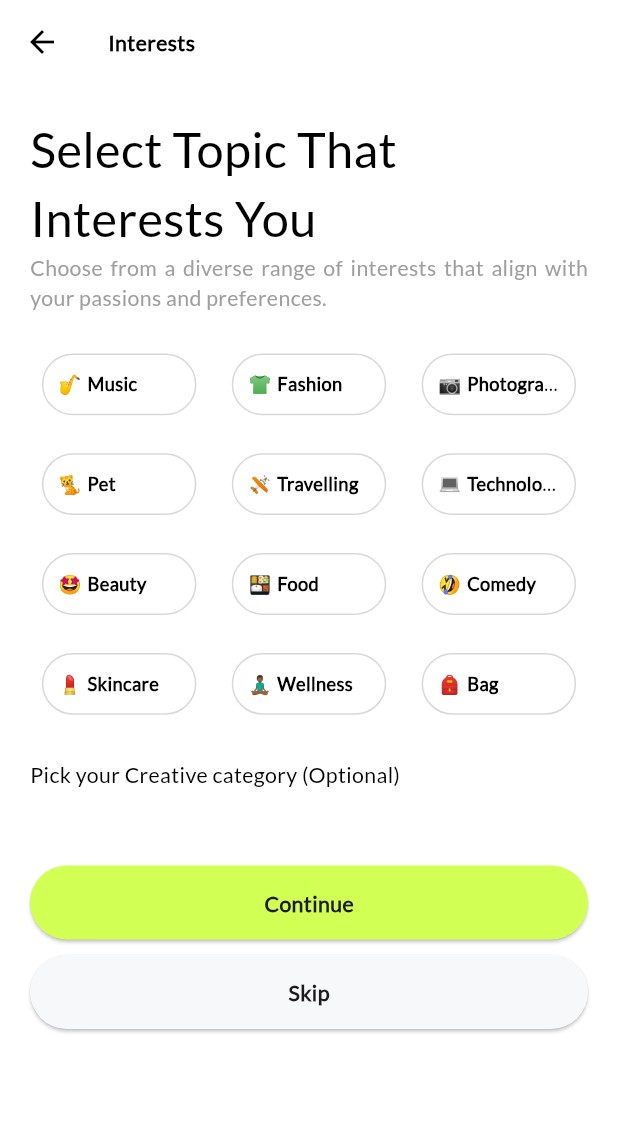
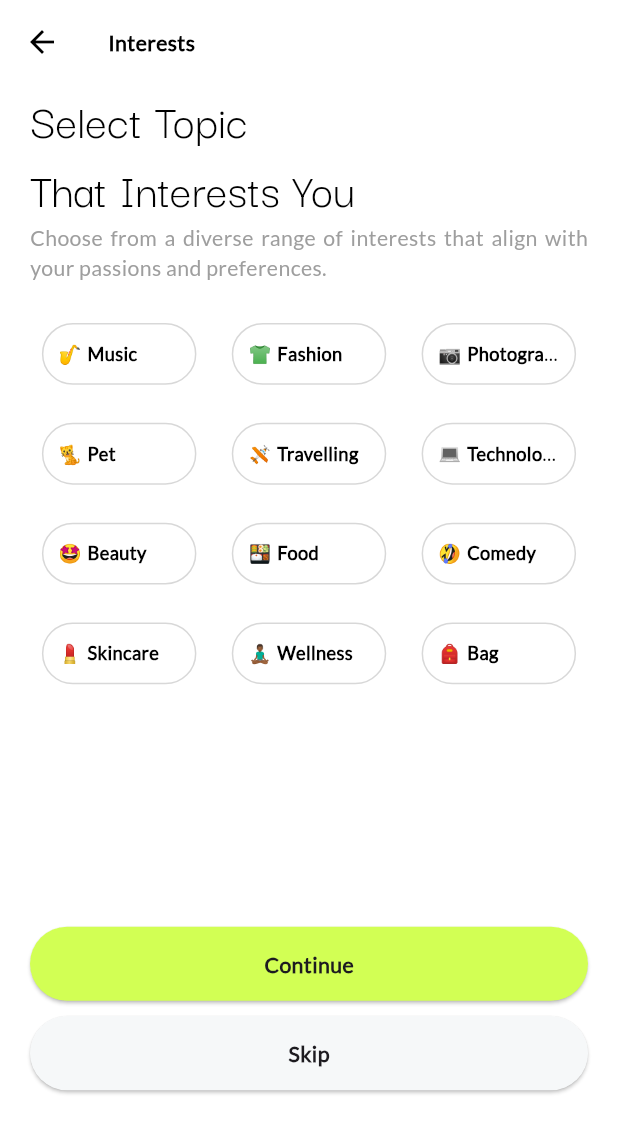
Before and after one commit to Olamidotune/Rootscards, a Flutter app: the InterestScreen screen opened by its route, on a phone screen of 412 x 824 dp. Shown: the top 1133 px of the screen. Run offline on Flutter 3.47's test engine with Material 3 defaults, Android fonts, the phone set to English and light mode, and no system bars; our stand-ins replace bloc, carousel_slider, device_info_plus, email_validator, equatable, flutter_bloc and 6 more; accounts and stored records are empty.

Commit message:
chore: added the DarkerGrotesque font

```diff
--- a/lib/src/presentation/screens/auth/otp.dart
+++ b/lib/src/presentation/screens/auth/otp.dart
@@ -95,7 +95,7 @@ class _OtpScreenState extends State<OtpScreen> {
                   Text(
                     "Enter Confirmation Code",
                     style: Theme.of(context).textTheme.headlineLarge!.copyWith(
-                        fontFamily: "LoveYaLikeASister", fontSize: 28.sp),
+                        fontFamily: "DarkerGrotesque", fontSize: 28.sp),
                     textAlign: TextAlign.center,
                     maxLines: 1,
                   ),
--- a/lib/src/presentation/screens/auth/password/forgot_password.dart
+++ b/lib/src/presentation/screens/auth/password/forgot_password.dart
@@ -92,7 +92,7 @@ class _ForgotPasswordScreenState extends State<ForgotPasswordScreen> {
                       Text(
                         "Reset Your Password",
                         style: context.textTheme.headlineLarge!.copyWith(
-                            fontFamily: "LoveYaLikeASister", fontSize: 32.sp),
+                            fontFamily: "DarkerGrotesque", fontSize: 32.sp),
                         textAlign: TextAlign.center,
                         maxLines: 1,
                       ),
--- a/lib/src/presentation/screens/auth/password/password_recovery.dart
+++ b/lib/src/presentation/screens/auth/password/password_recovery.dart
@@ -72,7 +72,7 @@ class _PasswordRecoveryState extends State<PasswordRecovery> {
                       Text(
                         "Password Recovery",
                         style: context.textTheme.headlineLarge!.copyWith(
-                            fontFamily: "LoveYaLikeASister", fontSize: 32.sp),
+                            fontFamily: "DarkerGrotesque", fontSize: 32.sp),
                         textAlign: TextAlign.center,
                         maxLines: 1,
                       ),
--- a/lib/src/presentation/screens/auth/sign_in/sign_in.dart
+++ b/lib/src/presentation/screens/auth/sign_in/sign_in.dart
@@ -96,7 +96,7 @@ class SignInScreen extends HookWidget {
                   child: Text(
                     "Welcome Back",
                     style: Theme.of(context).textTheme.headlineLarge!.copyWith(
-                        fontFamily: "LoveYaLikeASister", fontSize: 32.sp),
+                        fontFamily: "DarkerGrotesque", fontSize: 32.sp),
                     textAlign: TextAlign.justify,
                   ),
                 ),
--- a/lib/src/presentation/screens/interests/interest.dart
+++ b/lib/src/presentation/screens/interests/interest.dart
@@ -48,20 +48,23 @@ class _InterestScreenState extends State<InterestScreen> {
         child: Padding(
           padding: EdgeInsets.symmetric(
             horizontal: 20,
-            vertical: 20.h,
           ),
           child: SingleChildScrollView(
             physics: BouncingScrollPhysics(),
             controller: _scrollController,
             child: Column(
               children: [
-                Text(
-                  'Select Topic That Interests You',
-                  style: Theme.of(context).textTheme.bodyMedium?.copyWith(
-                        fontSize: 32.sp,
-                        color: Colors.black,
-                        fontWeight: FontWeight.w300,
-                      ),
+                Align(
+                  alignment: Alignment.centerLeft,
+                  child: Text(
+                    'Select Topic\nThat Interests You',
+                    style: Theme.of(context).textTheme.bodyMedium?.copyWith(
+                          fontFamily: 'DarkerGrotesque',
+                          fontSize: 32.sp,
+                          color: Colors.black,
+                          fontWeight: FontWeight.w300,
+                        ),
+                  ),
                 ),
                 Text(
                   'Choose from a diverse range of interests that align with your passions and preferences.',
@@ -96,20 +99,25 @@ class _InterestScreenState extends State<InterestScreen> {
                     ),
                   ),
                 ),
-                AppSpacing.verticalSpaceMedium,
-                Align(
-                  alignment: Alignment.centerLeft,
-                  child: Text(
-                    'Pick your Creative category (Optional)',
-                    style: Theme.of(context).textTheme.bodyMedium?.copyWith(
-                          color: BLACK,
-                          fontWeight: FontWeight.w100,
-                          fontSize: 14.sp,
-                        ),
-                    textAlign: TextAlign.justify,
-                  ),
+                SizedBox(
+                  height: MediaQuery.of(context).size.height <
+                          MIN_SUPPORTED_SCREEN_HEIGHT
+                      ? 0.1.sh
+                      : 0.16.sh,
                 ),
-                AppSpacing.verticalSpaceMedium,
+                // Align(
+                //   alignment: Alignment.centerLeft,
+                //   child: Text(
+                //     'Pick your Creative category (Optional)',
+                //     style: Theme.of(context).textTheme.bodyMedium?.copyWith(
+                //           color: BLACK,
+                //           fontWeight: FontWeight.w100,
+                //           fontSize: 14.sp,
+                //         ),
+                //     textAlign: TextAlign.justify,
+                //   ),
+                // ),
+                // AppSpacing.verticalSpaceMedium,
                 // SizedBox(
                 //   height: .3.sh,
                 //   child: GridView.builder(
--- a/lib/src/presentation/screens/onboarding/onboarding_screen.dart
+++ b/lib/src/presentation/screens/onboarding/onboarding_screen.dart
@@ -161,7 +161,7 @@ class _CarouselImage extends StatelessWidget {
           Text(
             title,
             style: Theme.of(context).textTheme.bodyMedium!.copyWith(
-              fontFamily: "LoveYaLikeASister",
+              fontFamily: "DarkerGrotesque",
               fontSize: 30.sp,
             ),
             textAlign: TextAlign.center,
--- a/lib/src/presentation/screens/splash_screen/splash_screen.dart
+++ b/lib/src/presentation/screens/splash_screen/splash_screen.dart
@@ -72,7 +72,7 @@ class _SplashScreenState extends State<SplashScreen> {
                   style: context.textTheme.titleLarge?.copyWith(
                       color: Colors.black,
                       fontSize: 30.sp,
-                      fontFamily: "LoveYaLikeASister"),
+                      fontFamily: "DarkerGrotesque"),
                 ),
                 SizedBox(
                   height: .35.sh,
```
Also changed, not shown: pubspec.yaml (+5 -6 lines), assets/fonts/DarkerGrotesque-Regular.ttf (added).
